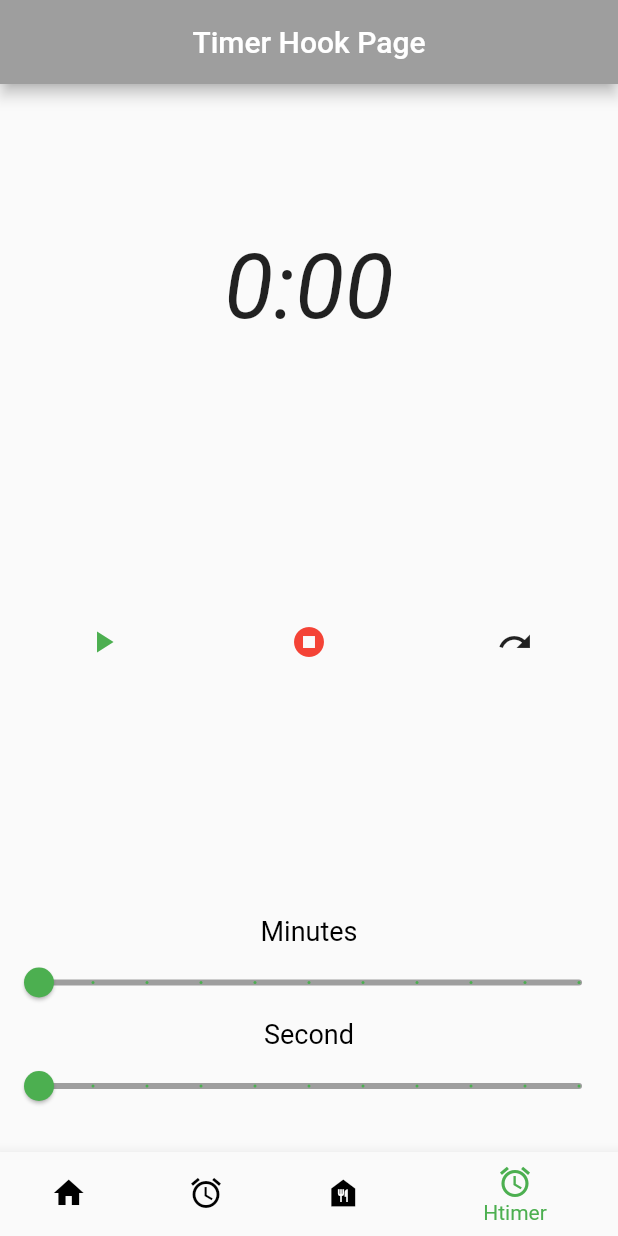
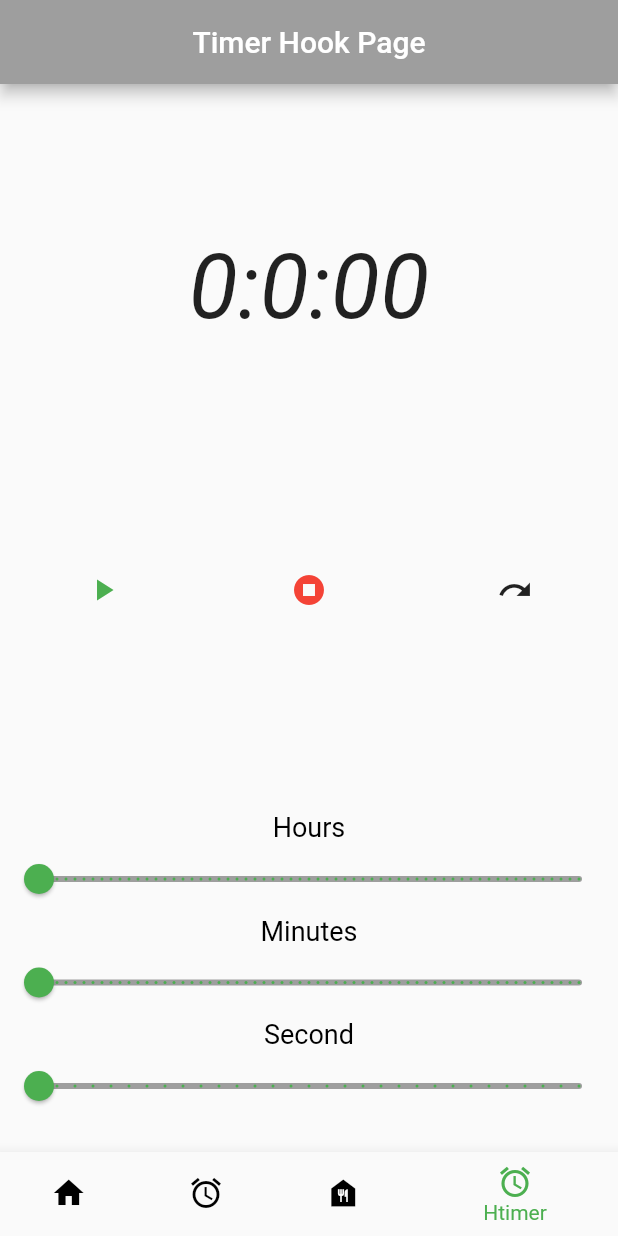
Before and after one commit to Bouba-coder/flutterMiniProject, a Flutter app: the screen it shows after launch, item 4 of the bottom bar chosen, on a phone screen of 412 x 824 dp. Run offline on Flutter 3.47's test engine with Material 2 defaults, Android fonts, the phone set to English and light mode, and no system bars; our stand-ins replace flutter_hooks; network calls fail.

Commit message:
Code refacto

```diff
--- /dev/null
+++ b/lib/class/Food.dart
@@ -0,0 +1,50 @@
+import 'package:collection/collection.dart';
+import 'package:flutterMiniProject/component/Component.dart';
+
+class Food{
+  //bool
+  bool verif;
+  //tab to contain selected items
+  var tab = [];
+  //List of ingredients for checklist
+  Map<String, bool> ingrediens = {
+    'Pain' : false,
+    'Viande hachée' : false,
+    'Oignon' : false,
+    'Frômage' : false,
+    'Tomate' : false,
+    'Salade' : false,
+    'Moutarde' : false,
+    'Ketchup' : false,
+    'Gingimbre' : false,
+    'Steak' : false,
+    'Poulet' : false,
+    'Pomme de terre' : false,
+    'Oeufs' : false,
+  };
+  //tab for comparing between choice ingredients array and burger ingredients array
+  var tabCompar = ['Pain','Oignon', 'Frômage', 'Tomate', 'Salade', 'Moutarde', 'Ketchup', 'Steak'];
+  //equality function(two arraylists)
+  Function eq = const ListEquality().equals;
+  //component for result print (after)
+  Component component = new Component();
+
+  //putting ingredients in array and compare to burger ingredients array(true//false)
+  getItems() {
+    tab.clear();
+      ingrediens.forEach((key, value) {
+        if (value == true) {
+          tab.add(key);
+          if (eq(tab, tabCompar)) {
+            verif = true;
+            print("Ca match : $verif");
+          }
+          else {
+            verif = false;
+            print("Ca ne match pas : $verif");
+          }
+        }
+      });
+    return verif;
+  }
+}
--- a/lib/component/Component.dart
+++ b/lib/component/Component.dart
@@ -6,40 +6,33 @@ import 'package:url_launcher/url_launcher.dart';
 //a simple component
 class Component {
   //attributs
+  /*
   String _cardText1;
   String _cardText2;
   int _cardWidth;
-
   int _cardHeight;
-
   double _cardBorderRadius;
+   */
 
   //constructor
   //Component(this._cardWidth,this._cardHeight,this._cardBorderRadius);
 
   //getter and setter
   //Getter in dart(amazing)
+  /*
   get getCardWidth => _cardWidth;
-
   get getCardHeight => _cardHeight;
-
   get getCardBorderRadius => _cardBorderRadius;
-
   get getCardText1 => _cardText1;
-
   get getCardText2 => _cardText2;
 
   //setter
   set setCardWidth(value) => _cardWidth = value;
-
   set setCardHeight(value) => _cardHeight = value;
-
   set setCardBorderRadius(value) => _cardBorderRadius = value;
-
   set setCardText1(value) => _cardText1 = value;
-
   set setCardText2(value) => _cardText2 = value;
-
+*/
   //card component
   Container getCard(_cardWidth, _cardHeight, _cardBorderRadius, _cardText1,
       _cardText2, _textClick) {
@@ -75,7 +68,7 @@ class Component {
       ),
     );
   }
-
+  //url launcher
   _launchURL() async {
     const url = 'https://google.com.br';
     if (await canLaunch(url)) {
@@ -85,20 +78,50 @@ class Component {
     }
   }
 
+
   //imageAvatar  function
-  Container getAvatar() {
+  Container getAvatar(String imageLink, double containerWidth, double containerHeigh) {
     return Container(
-      width: 150,
-      height: 150,
+      width: containerWidth,
+      height: containerHeigh,
       decoration: BoxDecoration(
         color: Colors.grey,
         borderRadius: BorderRadius.all(Radius.circular(60.0)),
         border: Border.all(color: Colors.black, width: 2.1),
         //image: DecorationImage(image: NetworkImage("https://picsum.photos/400/500"), fit: BoxFit.contain),
         image: DecorationImage(
-            image: NetworkImage("https://picsum.photos/id/237/200/300"),
+            image: NetworkImage(imageLink),
             fit: BoxFit.contain),
       ),
     );
   }
+
+  //burger component
+  burger(String _ingredient, Object textColor, Object _iconName, double _iconSize){
+    return TextButton.icon(
+        icon: Icon(_iconName, size: _iconSize),
+        label: Text(_ingredient, style: TextStyle(color: textColor, fontSize: 25.2), overflow: TextOverflow.ellipsis)
+    );
+  }
+
+  //show dialogue component
+  show(String showDialogMessage, Object context ){
+    return showDialog(
+      context: context,
+      builder: (BuildContext context) {
+        return AlertDialog(
+          title: const Text('An other ingredients'),
+          content: Text(showDialogMessage),
+          actions: <Widget>[
+            FlatButton(
+              onPressed: () {
+                Navigator.pop(context);
+              },
+              child: const Text('OK'),
+            ),
+          ],
+        );
+      },
+    );
+  }
 }
--- a/lib/ui/homePage.dart
+++ b/lib/ui/homePage.dart
@@ -8,7 +8,6 @@ class HomePage extends StatefulWidget {
 }
 
 class _HomePageState extends State<HomePage> {
-
 
   //component object init
   var _card = new Component();
@@ -27,8 +26,8 @@ class _HomePageState extends State<HomePage> {
           alignment: Alignment.topCenter,
           children: <Widget>[
             //calling method with argument
-            _card.getCard(350, 300, 5.5, "Timer", "Timer est un projet développé en 2021, ce projet utilise flutter et dart. Il est composé de quatre pages : une Page d'accueil, un Chronometer, un minuteur et d'un page de proposition de plat.", "clicker"),
-            _card.getAvatar(),
+            _card.getCard(350, 300, 5.5, "Timer", "Timer est un projet développé en 2021, ce projet utilise flutter et dart. Il est composé de quatre pages : une Page d'accueil, un Chronometer, un minuteur et d'un page de proposition de plat.", "Click"),
+            _card.getAvatar("https://picsum.photos/id/237/200/300",150.0,150.0),
           ],
         ),
       ),
--- a/lib/ui/hookTimerPage.dart
+++ b/lib/ui/hookTimerPage.dart
@@ -11,13 +11,14 @@ class HTimerPage extends HookWidget {
     //variables
     var timerController;
     //timer var
+    final _hours = useState(0.0);
     final _minutes = useState(0.0);
     final _seconds = useState(0.0);
 
     // animationController of HookWidget
     final _timerController = useAnimationController(
         duration: Duration(
-            minutes: _minutes.value.toInt(), seconds: _seconds.value.toInt()));
+            hours: _hours.value.toInt(), minutes: _minutes.value.toInt(), seconds: _seconds.value.toInt()));
 
     //animationController method to reset timer after being completed...
     _timerController.addStatusListener((status) {
@@ -51,8 +52,8 @@ class HTimerPage extends HookWidget {
                 return Text(
                   //timer text
                   _timerController.isAnimating == false
-                      ? '${_timerController.duration.inMinutes}:${(_timerController.duration.inSeconds % 60).toString().padLeft(2, '0')}'
-                      : '${duration.inMinutes}:${(duration.inSeconds % 60).toString().padLeft(2, '0')}',
+                      ? '${_timerController.duration.inHours}:${_timerController.duration.inMinutes % 60 }:${(_timerController.duration.inSeconds % 60).toString().padLeft(2, '0')}'
+                      : '${duration.inHours}:${duration.inMinutes % 60}:${(duration.inSeconds % 60).toString().padLeft(2, '0')}',
                   style: TextStyle(fontSize: 60.0, fontStyle: FontStyle.italic),
                 );
               },
@@ -91,19 +92,35 @@ class HTimerPage extends HookWidget {
               ),
             ),
           //slider for change minutes and seconds values
+          Text('Hours', style: TextStyle(fontSize: 18, color: Colors.black),),
+          Slider(
+            inactiveColor: Colors.grey,
+            activeColor: Colors.green,
+            value: _hours.value,
+            min: 0.0,
+            max: 60.0,
+            onChanged: (value) {
+              if (_timerController.isAnimating == false) {
+                _hours.value = value;
+              }
+            },
+            divisions: 60,
+            label: _hours.value.toString(),
+          ),
+          //slider for change minutes and seconds values
           Text('Minutes', style: TextStyle(fontSize: 18, color: Colors.black),),
           Slider(
             inactiveColor: Colors.grey,
             activeColor: Colors.green,
             value: _minutes.value,
             min: 0.0,
-            max: 10.0,
+            max: 60.0,
             onChanged: (value) {
               if (_timerController.isAnimating == false) {
                 _minutes.value = value;
               }
             },
-            divisions: 10,
+            divisions: 60,
             label: _minutes.value.toString(),
           ),
           Text('Second', style: TextStyle(fontSize: 18, color: Colors.black),),
@@ -118,7 +135,7 @@ class HTimerPage extends HookWidget {
                 _seconds.value = value;
               }
             },
-            divisions: 10,
+            divisions: 30,
             label: _seconds.value.toString(),
           ),
           //spacing
--- a/lib/ui/timerPage.dart
+++ b/lib/ui/timerPage.dart
@@ -1,7 +1,7 @@
 import 'dart:async';
 //import 'package:flutter/cupertino.dart';
 import 'package:flutter/material.dart';
-//import 'package:flutterMiniProject/class/Timer.dart';
+import 'package:flutterMiniProject/class/Timer.dart';
 
 class TimerPage extends StatefulWidget {
   @override
@@ -44,6 +44,7 @@ class _TimerPageState extends State<TimerPage> {
     _swatch.start();
     startTimer();
   }
+
 
   //timer stop function
   void stopWatch(){
```
Also changed, not shown: lib/asset/burgerIcon.dart (added, +8 -0 lines), lib/ui/foodPage.dart (+29 -90 lines), pubspec.yaml (+15 -13 lines), asset/icon/SaladIcon.ttf (added), asset/image/boubou.png (added).
